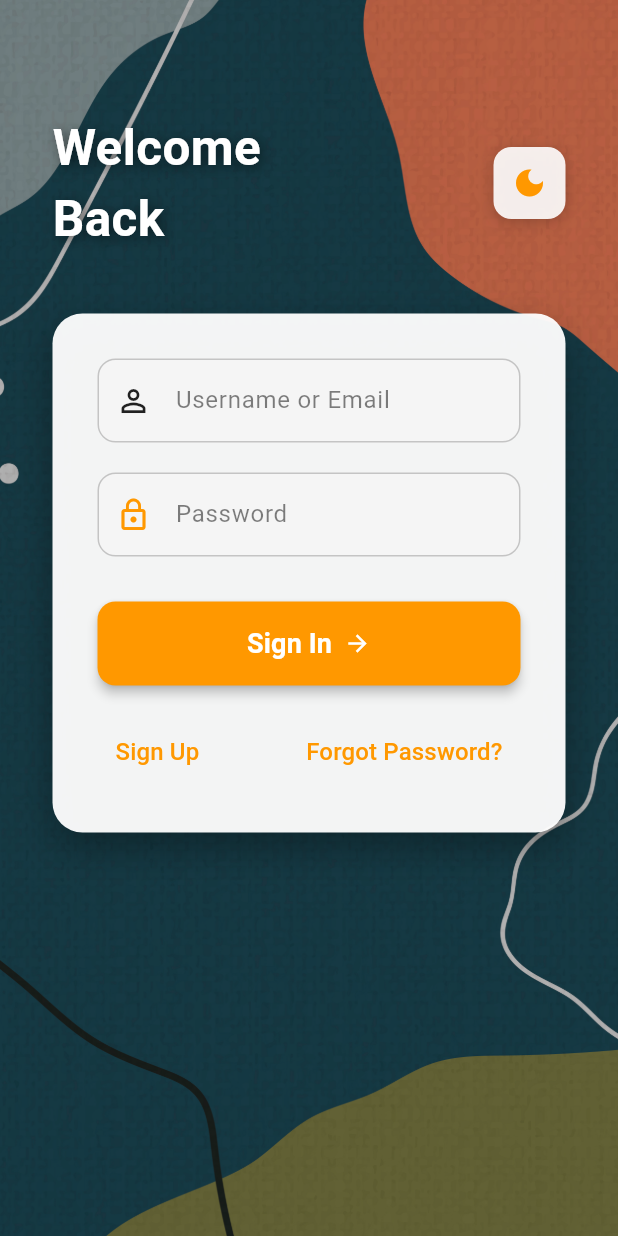
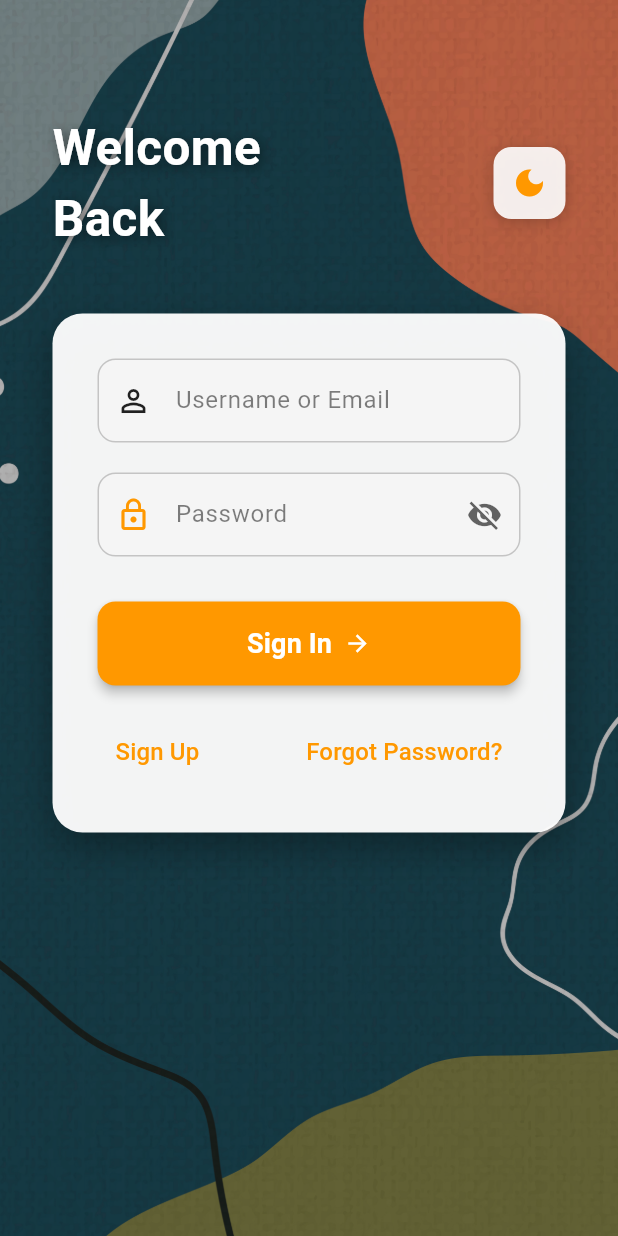
Before and after one commit to bhuwan214/demo_app_flutter, a Flutter app: the screen it shows after launch, on a phone screen of 412 x 824 dp. Run offline on Flutter 3.47's test engine with Material 3 defaults, Android fonts, the phone set to English and light mode, and no system bars; our stand-ins replace image_picker, shared_preferences.

Commit message:
my arrangement

```diff
--- a/lib/login_page.dart
+++ b/lib/login_page.dart
@@ -22,6 +22,7 @@ class _MyLoginState extends State<MyLogin> {
   final TextEditingController _userNameController = TextEditingController();
   final TextEditingController _passwordController = TextEditingController();
   bool _isLoading = false;
+  bool _obscurePassword = true;
 
   // 🧠 LOGIN FUNCTION
   Future<void> _loginUser() async {
@@ -225,7 +226,7 @@ class _MyLoginState extends State<MyLogin> {
                             // Password Field
                             TextFormField(
                               controller: _passwordController,
-                              obscureText: true,
+                              obscureText: _obscurePassword,
                               style: TextStyle(color: colorScheme.onSurface),
                               decoration: InputDecoration(
                                 fillColor: isDarkMode
@@ -239,6 +240,19 @@ class _MyLoginState extends State<MyLogin> {
                                 prefixIcon: Icon(
                                   Icons.lock_outline,
                                   color: colorScheme.primary,
+                                ),
+                                suffixIcon: IconButton(
+                                  icon: Icon(
+                                    _obscurePassword
+                                        ? Icons.visibility_off
+                                        : Icons.visibility,
+                                    color: colorScheme.onSurface.withOpacity(0.6),
+                                  ),
+                                  onPressed: () {
+                                    setState(() {
+                                      _obscurePassword = !_obscurePassword;
+                                    });
+                                  },
                                 ),
                                 border: OutlineInputBorder(
                                   borderRadius: BorderRadius.circular(12),
--- a/lib/widget/homebody.dart
+++ b/lib/widget/homebody.dart
@@ -79,7 +79,8 @@ class _HomeBodyState extends State<HomeBody> {
     final colorScheme = theme.colorScheme;
     final isDark = theme.brightness == Brightness.dark;
 
-    return SingleChildScrollView(
+    return SafeArea(
+      child: SingleChildScrollView(
         child: Padding(
           padding: const EdgeInsets.all(16.0),
           child: Column(
@@ -200,7 +201,7 @@ class _HomeBodyState extends State<HomeBody> {
                                     height: 1.2,
                                   ),
                                 ),
-                              const SizedBox(height: 10),
+                                const SizedBox(height: 6),
                                 ElevatedButton(
                                   onPressed: () {},
                                   style: ElevatedButton.styleFrom(
@@ -229,6 +230,7 @@ class _HomeBodyState extends State<HomeBody> {
 
                   const PopularProduct(),
                 ],
+              ),
             ),
           ),
     );
```
Also changed, not shown: lib/pages/cart_page.dart (+14 -7 lines), lib/profile_page.dart (+5 -7 lines), pubspec.yaml (+7 -0 lines), assets/appicon.png (added), pubspec.lock. Lines whose indentation alone changed are shown as unchanged.
